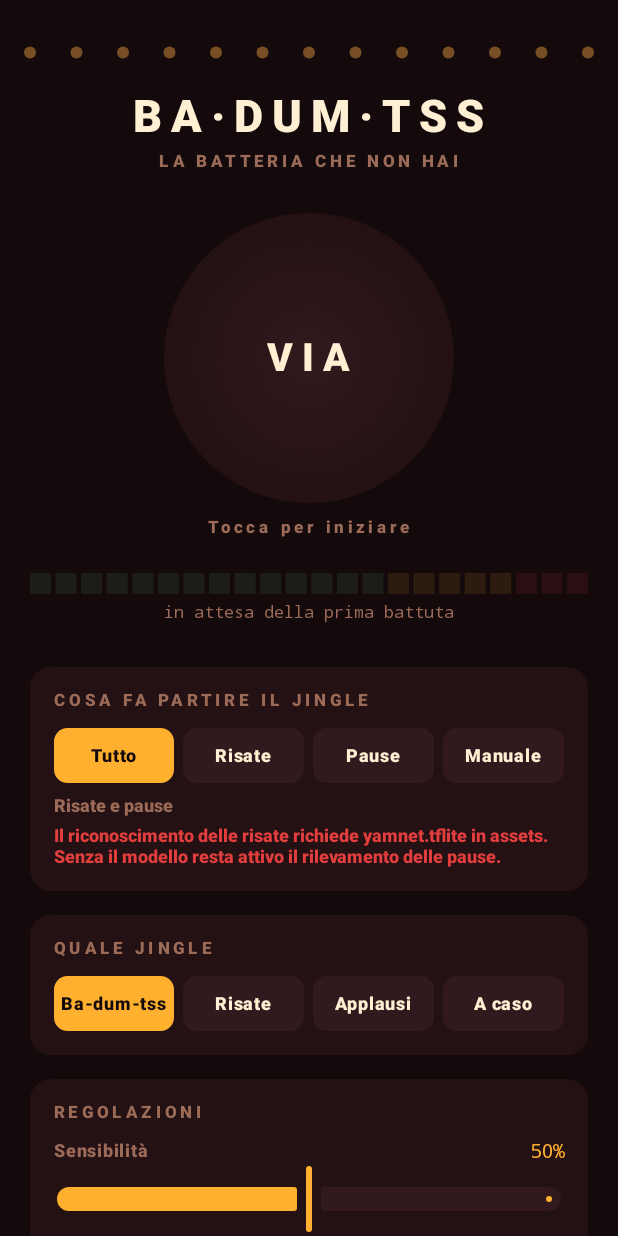
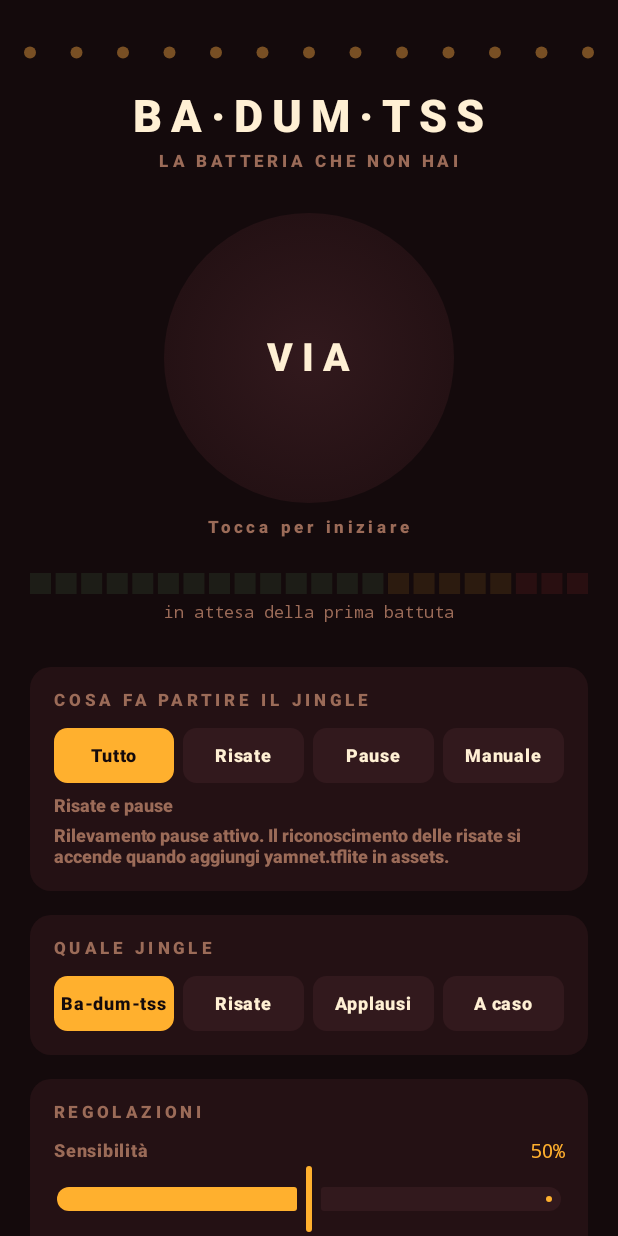
Before and after one commit to fgiovine/Jingleme, an Android app built with Jetpack Compose: the screen it shows after launch (MainActivity), on a phone screen of 412 x 824 dp. Run offline under Robolectric (Android 15) with nearby library versions, the phone set to English and light mode, and no system bars.

Commit message:
Rispetta gli insets di sistema; avviso sul modello non piu allarmante

```diff
--- a/app/src/main/java/it/ingenia/badumtss/ui/ControlScreen.kt
+++ b/app/src/main/java/it/ingenia/badumtss/ui/ControlScreen.kt
@@ -17,6 +17,7 @@ import androidx.compose.foundation.layout.Spacer
 import androidx.compose.foundation.layout.aspectRatio
 import androidx.compose.foundation.layout.fillMaxSize
 import androidx.compose.foundation.layout.fillMaxWidth
+import androidx.compose.foundation.layout.safeDrawingPadding
 import androidx.compose.foundation.layout.height
 import androidx.compose.foundation.layout.padding
 import androidx.compose.foundation.layout.size
@@ -75,6 +76,7 @@ fun ControlScreen(
         Modifier
             .fillMaxSize()
             .background(Club.Velvet)
+            .safeDrawingPadding()
             .verticalScroll(rememberScrollState())
             .padding(horizontal = 20.dp, vertical = 24.dp),
         horizontalAlignment = Alignment.CenterHorizontally
@@ -112,9 +114,9 @@ fun ControlScreen(
             if (!modelLoaded && (settings.mode == TriggerMode.AUTO || settings.mode == TriggerMode.LAUGH)) {
                 Spacer(Modifier.height(6.dp))
                 Text(
-                    "Il riconoscimento delle risate richiede yamnet.tflite in assets. " +
-                        "Senza il modello resta attivo il rilevamento delle pause.",
-                    style = Stencil.copy(letterSpacing = 0.sp, fontSize = 12.sp, color = Club.Hot)
+                    "Rilevamento pause attivo. Il riconoscimento delle risate si accende " +
+                        "quando aggiungi yamnet.tflite in assets.",
+                    style = Stencil.copy(letterSpacing = 0.sp, fontSize = 12.sp, color = Club.Dim)
                 )
             }
         }
```
